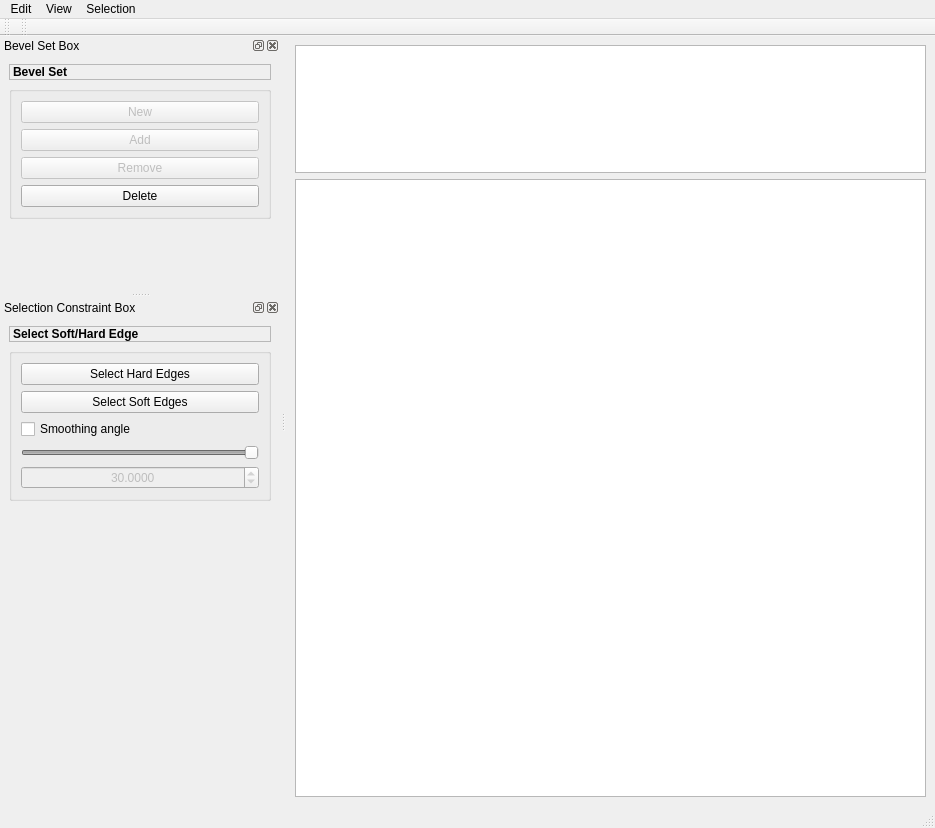
Qt form maya_script/BevelTool/src/Qt/UI/MWBevelToolMainWindow_io.ui (FengYusheng/MyUtils) before a commit.
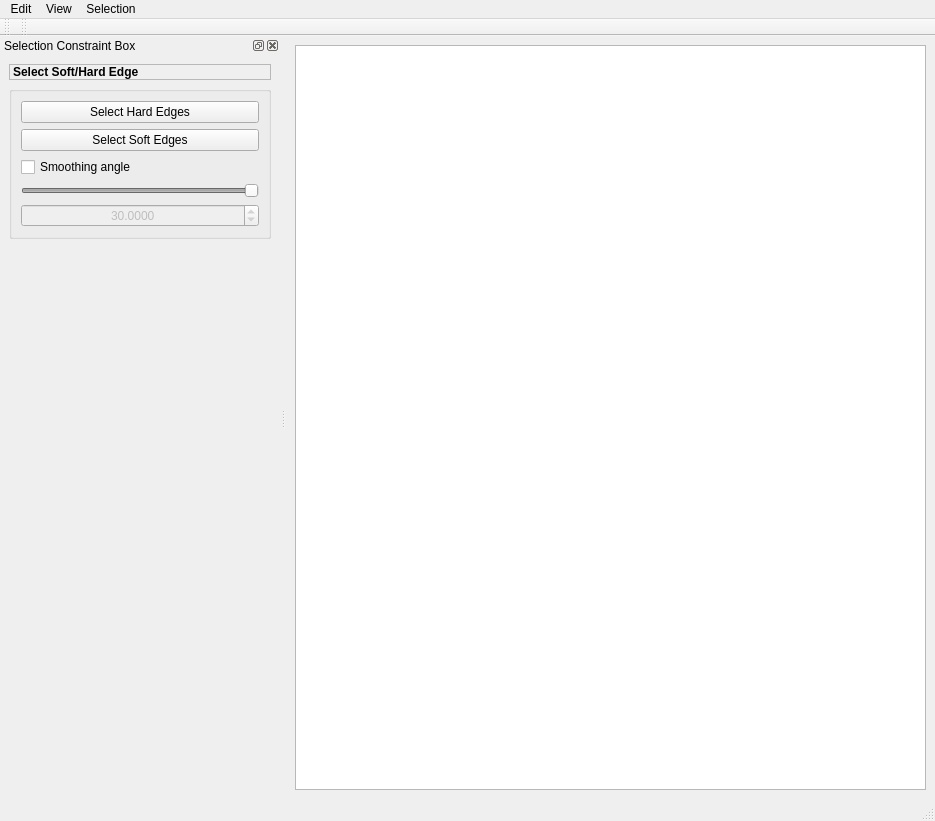
The same form after that commit. Icons and pictures are not drawn.

What changed in the file:
```diff
--- a/maya_script/BevelTool/src/Qt/UI/MWBevelToolMainWindow_io.ui
+++ b/maya_script/BevelTool/src/Qt/UI/MWBevelToolMainWindow_io.ui
@@ -15,22 +15,6 @@
   </property>
   <widget class="QWidget" name="centralwidget">
    <layout class="QVBoxLayout" name="verticalLayout_5">
-    <item>
-     <widget class="QTreeView" name="selectionTreeView">
-      <property name="minimumSize">
-       <size>
-        <width>0</width>
-        <height>128</height>
-       </size>
-      </property>
-      <property name="maximumSize">
-       <size>
-        <width>16777215</width>
-        <height>128</height>
-       </size>
-      </property>
-     </widget>
-    </item>
     <item>
      <widget class="QTreeView" name="bevelSetTreeView">
       <property name="minimumSize">
@@ -73,10 +57,6 @@
     </property>
     <addaction name="displayOverrideAction"/>
     <addaction name="separator"/>
-    <addaction name="moveAction"/>
-    <addaction name="maintainAction"/>
-    <addaction name="chooseAction"/>
-    <addaction name="separator"/>
     <addaction name="newAction"/>
     <addaction name="addAction"/>
     <addaction name="removeAction"/>
@@ -84,6 +64,7 @@
     <addaction name="deleteAction"/>
     <addaction name="separator"/>
     <addaction name="displaySmoothnessPreviewAction"/>
+    <addaction name="forceAction"/>
    </widget>
    <widget class="QMenu" name="viewMenu">
     <property name="title">
@@ -102,95 +83,39 @@
    <addaction name="selectionMenu"/>
   </widget>
   <widget class="QStatusBar" name="statusbar"/>
-  <widget class="QDockWidget" name="bevelSetDock">
-   <property name="minimumSize">
-    <size>
-     <width>280</width>
-     <height>256</height>
-    </size>
+  <widget class="QToolBar" name="bevelToolbar">
+   <property name="windowTitle">
+    <string>Bevel Set</string>
    </property>
+   <property name="movable">
+    <bool>true</bool>
+   </property>
+   <property name="toolButtonStyle">
+    <enum>Qt::ToolButtonTextUnderIcon</enum>
+   </property>
+   <property name="floatable">
+    <bool>false</bool>
+   </property>
+   <attribute name="toolBarArea">
+    <enum>TopToolBarArea</enum>
+   </attribute>
+   <attribute name="toolBarBreak">
+    <bool>false</bool>
+   </attribute>
+  </widget>
+  <widget class="QToolBar" name="selectionToolbar">
    <property name="windowTitle">
-    <string>Bevel Set Box</string>
+    <string>Selection</string>
    </property>
-   <attribute name="dockWidgetArea">
-    <number>1</number>
+   <property name="toolButtonStyle">
+    <enum>Qt::ToolButtonTextUnderIcon</enum>
+   </property>
+   <attribute name="toolBarArea">
+    <enum>TopToolBarArea</enum>
    </attribute>
-   <widget class="QWidget" name="dockWidgetContents">
-    <layout class="QVBoxLayout" name="verticalLayout_2">
-     <item>
-      <widget class="QLabel" name="bevelSetLabel">
-       <property name="frameShape">
-        <enum>QFrame::StyledPanel</enum>
-       </property>
-       <property name="text">
-        <string>&lt;html&gt;&lt;head/&gt;&lt;body&gt;&lt;p&gt;&lt;span style=&quot; font-weight:600;&quot;&gt;Bevel Set&lt;/span&gt;&lt;/p&gt;&lt;/body&gt;&lt;/html&gt;</string>
-       </property>
-      </widget>
-     </item>
-     <item>
-      <widget class="QGroupBox" name="bevelSetGroupBox">
-       <property name="title">
-        <string/>
-       </property>
-       <property name="flat">
-        <bool>true</bool>
-       </property>
-       <layout class="QVBoxLayout" name="verticalLayout">
-        <item>
-         <widget class="QPushButton" name="createBevelSetButton">
-          <property name="enabled">
-           <bool>false</bool>
-          </property>
-          <property name="text">
-           <string>New</string>
-          </property>
-         </widget>
-        </item>
-        <item>
-         <widget class="QPushButton" name="addButton">
-          <property name="enabled">
-           <bool>false</bool>
-          </property>
-          <property name="text">
-           <string>Add</string>
-          </property>
-         </widget>
-        </item>
-        <item>
-         <widget class="QPushButton" name="removeButton">
-          <property name="enabled">
-           <bool>false</bool>
-          </property>
-          <property name="text">
-           <string>Remove</string>
-          </property>
-         </widget>
-        </item>
-        <item>
-         <widget class="QPushButton" name="deleteButton">
-          <property name="text">
-           <string>Delete</string>
-          </property>
-         </widget>
-        </item>
-       </layout>
-      </widget>
-     </item>
-     <item>
-      <spacer name="verticalSpacer">
-       <property name="orientation">
-        <enum>Qt::Vertical</enum>
-       </property>
-       <property name="sizeHint" stdset="0">
-        <size>
-         <width>20</width>
-         <height>542</height>
-        </size>
-       </property>
-      </spacer>
-     </item>
-    </layout>
-   </widget>
+   <attribute name="toolBarBreak">
+    <bool>false</bool>
+   </attribute>
   </widget>
   <widget class="QDockWidget" name="selectionConstraintDock">
    <property name="minimumSize">
@@ -301,40 +226,6 @@
     </layout>
    </widget>
   </widget>
-  <widget class="QToolBar" name="bevelToolbar">
-   <property name="windowTitle">
-    <string>Bevel Set</string>
-   </property>
-   <property name="movable">
-    <bool>true</bool>
-   </property>
-   <property name="toolButtonStyle">
-    <enum>Qt::ToolButtonTextUnderIcon</enum>
-   </property>
-   <property name="floatable">
-    <bool>false</bool>
-   </property>
-   <attribute name="toolBarArea">
-    <enum>TopToolBarArea</enum>
-   </attribute>
-   <attribute name="toolBarBreak">
-    <bool>false</bool>
-   </attribute>
-  </widget>
-  <widget class="QToolBar" name="selectionToolbar">
-   <property name="windowTitle">
-    <string>Selection</string>
-   </property>
-   <property name="toolButtonStyle">
-    <enum>Qt::ToolButtonTextUnderIcon</enum>
-   </property>
-   <attribute name="toolBarArea">
-    <enum>TopToolBarArea</enum>
-   </attribute>
-   <attribute name="toolBarBreak">
-    <bool>false</bool>
-   </attribute>
-  </widget>
   <action name="finishBevelAction">
    <property name="text">
     <string>Finish Bevel</string>
@@ -516,6 +407,9 @@
    <property name="checked">
     <bool>true</bool>
    </property>
+   <property name="enabled">
+    <bool>false</bool>
+   </property>
    <property name="text">
     <string>Display Smoothness Preview</string>
    </property>
@@ -526,6 +420,14 @@
     <string>Display origin object in smoothness preview.</string>
    </property>
   </action>
+  <action name="forceAction">
+   <property name="checkable">
+    <bool>true</bool>
+   </property>
+   <property name="text">
+    <string>Force</string>
+   </property>
+  </action>
  </widget>
  <resources/>
  <connections/>
```
